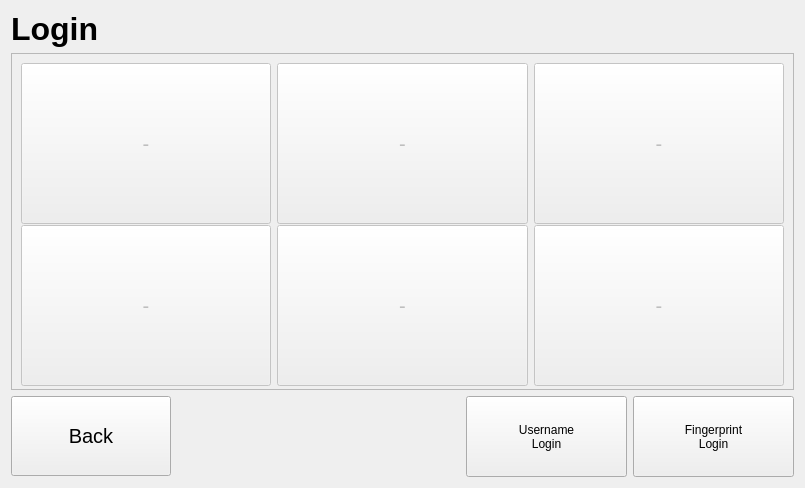
First picture: the form in v3/qt/loginMenu/loginmenu.ui, repository twschung/IoT-Smart-Scale, before the edit.
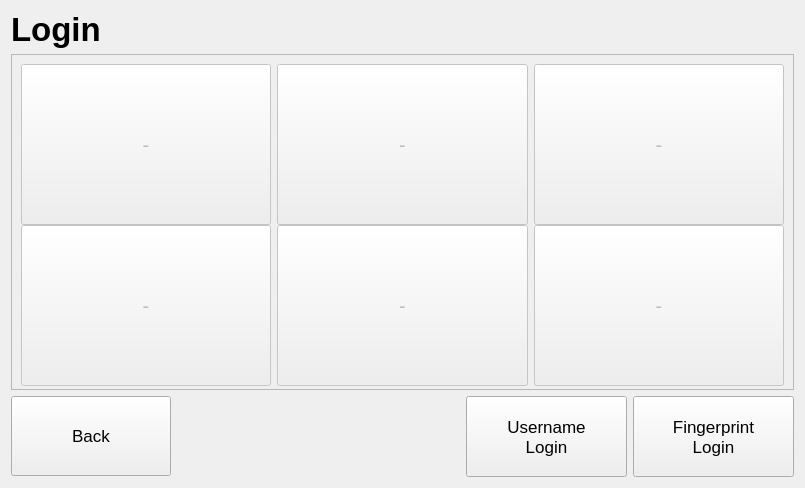
Second picture: the form after the edit.

What changed in the file:
```diff
--- a/v3/qt/loginMenu/loginmenu.ui
+++ b/v3/qt/loginMenu/loginmenu.ui
@@ -18,7 +18,7 @@
     <widget class="QLabel" name="lbl_title">
      <property name="font">
       <font>
-       <pointsize>24</pointsize>
+       <pointsize>25</pointsize>
        <weight>75</weight>
        <bold>true</bold>
       </font>
@@ -40,7 +40,7 @@
        </property>
        <property name="font">
         <font>
-         <pointsize>15</pointsize>
+         <pointsize>13</pointsize>
         </font>
        </property>
        <property name="text">
@@ -75,6 +75,11 @@
          <height>81</height>
         </size>
        </property>
+       <property name="font">
+        <font>
+         <pointsize>13</pointsize>
+        </font>
+       </property>
        <property name="text">
         <string>Username
 Login</string>
@@ -89,6 +94,11 @@
          <height>81</height>
         </size>
        </property>
+       <property name="font">
+        <font>
+         <pointsize>13</pointsize>
+        </font>
+       </property>
        <property name="text">
         <string>Fingerprint
 Login</string>
@@ -114,7 +124,7 @@
         <x>0</x>
         <y>0</y>
         <width>779</width>
-        <height>334</height>
+        <height>333</height>
        </rect>
       </property>
       <property name="minimumSize">
```
